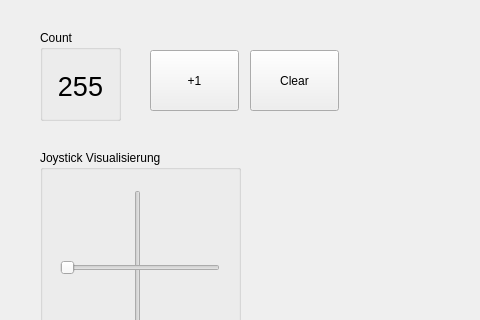
Before: the Qt Designer form view.ui in chP6/Konzept_ErstesBeispiel, drawn with Qt 5; both pictures show x 0 to 480 and y 0 to 320 of the 800 by 480 pixel window.
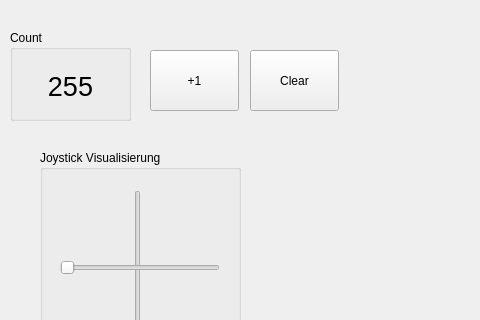
After: the same form once the commit is applied.

Diff of the .ui file:
```diff
--- a/view.ui
+++ b/view.ui
@@ -19,9 +19,9 @@
   <widget class="QGroupBox" name="groupBox">
    <property name="geometry">
     <rect>
-     <x>40</x>
+     <x>10</x>
      <y>30</y>
-     <width>81</width>
+     <width>121</width>
      <height>91</height>
     </rect>
    </property>
```
